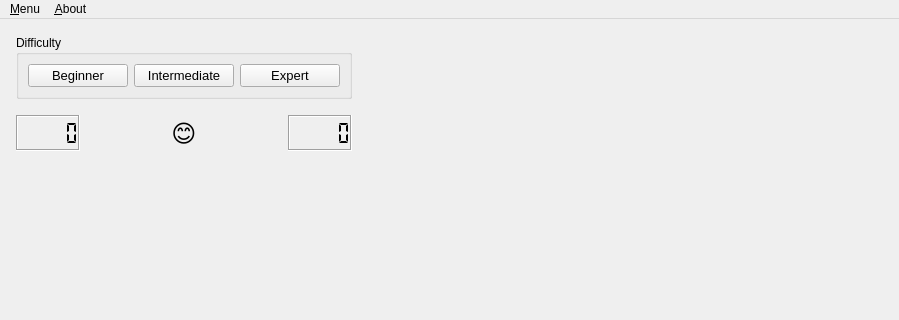
TutorExilius/pyMinesweeper, file pyMinesweeper/ui/main_window.ui: the form before one commit; both pictures show x 0 to 899 and y 0 to 320 of the 899 by 748 pixel window.
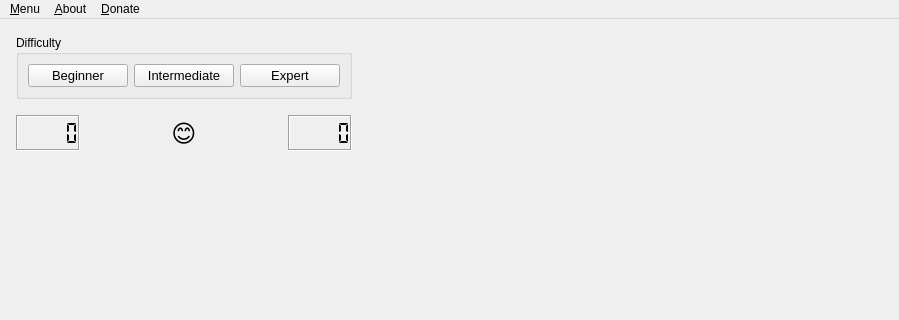
The form after the commit.

Commit message: Added donation/support link as menu item. Set new Game version number to v2.3

Patch:
```diff
--- a/pyMinesweeper/ui/main_window.ui
+++ b/pyMinesweeper/ui/main_window.ui
@@ -386,8 +386,15 @@
     </property>
     <addaction name="action_About_Qt"/>
    </widget>
+   <widget class="QMenu" name="menu_Donate">
+    <property name="title">
+     <string>&amp;Donate</string>
+    </property>
+    <addaction name="actionSupport_Tutor_Exilius"/>
+   </widget>
    <addaction name="menu_Menu"/>
    <addaction name="menu_About"/>
+   <addaction name="menu_Donate"/>
   </widget>
   <action name="action_About_Qt">
    <property name="text">
```
Left out of the diff: 7 changed lines with no effect on the pictures. The commit also changes 1 other file.
